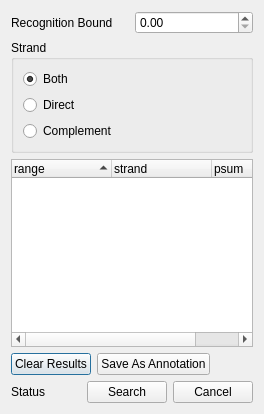
This is src/plugins/expert_discovery/src/ui/ExpertDiscoverySearchDialog.ui in violethaze74/ugene as Qt 5 draws it before an edit. The edited form follows.
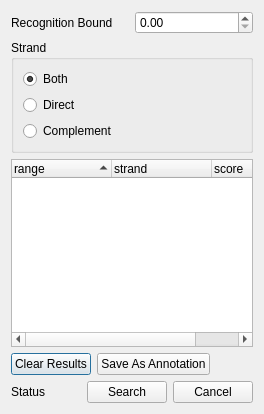
This is the edited form.

What changed in the file:
```diff
--- a/src/plugins/expert_discovery/src/ui/ExpertDiscoverySearchDialog.ui
+++ b/src/plugins/expert_discovery/src/ui/ExpertDiscoverySearchDialog.ui
@@ -122,7 +122,7 @@
      </column>
      <column>
       <property name="text">
-       <string>psum</string>
+       <string>score</string>
       </property>
      </column>
     </widget>
```
